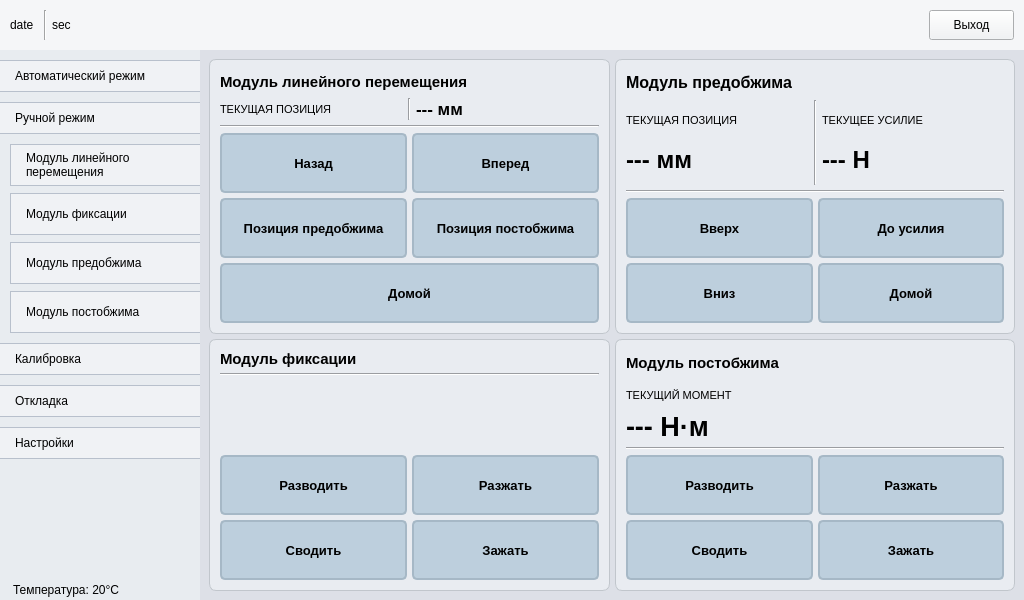
Old version of the form main.ui in the repository petlitsky/rozovproject.
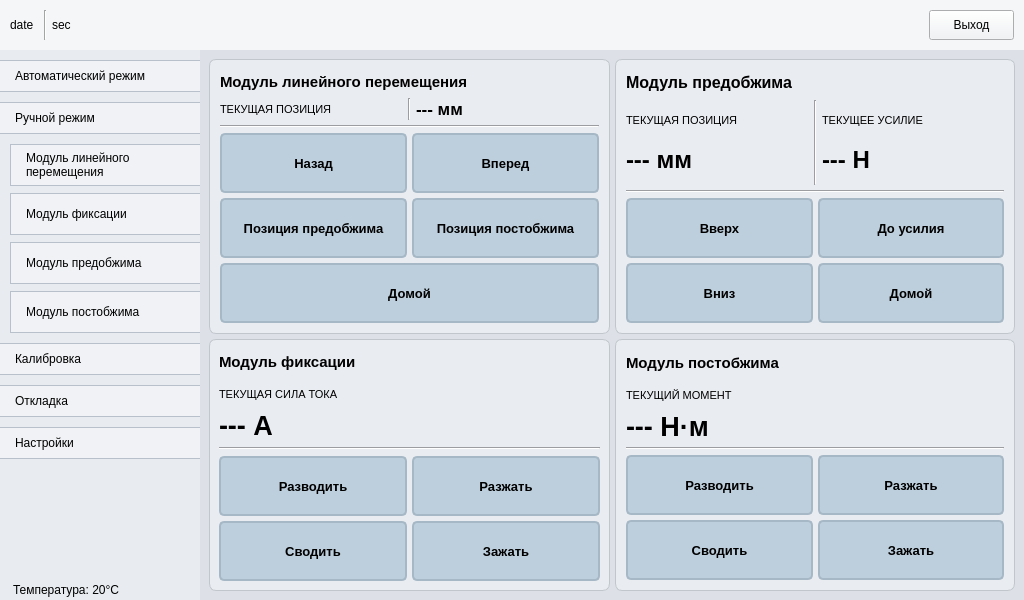
New version of the form. The open tabs and pages were chosen to show the change. Icons and pictures are not drawn.

The edit to the form file:
```diff
--- a/main.ui
+++ b/main.ui
@@ -920,28 +920,13 @@
                    <property name="frameShadow">
                     <enum>QFrame::Shadow::Raised</enum>
                    </property>
-                   <layout class="QVBoxLayout" name="verticalLayout_53">
-                    <property name="spacing">
-                     <number>5</number>
-                    </property>
-                    <property name="leftMargin">
-                     <number>10</number>
-                    </property>
-                    <property name="topMargin">
-                     <number>10</number>
-                    </property>
-                    <property name="rightMargin">
-                     <number>10</number>
-                    </property>
-                    <property name="bottomMargin">
-                     <number>10</number>
-                    </property>
+                   <layout class="QVBoxLayout" name="verticalLayout_34">
                     <item>
                      <widget class="QLabel" name="label_39">
                       <property name="minimumSize">
                        <size>
                         <width>0</width>
-                        <height>0</height>
+                        <height>25</height>
                        </size>
                       </property>
                       <property name="maximumSize">
@@ -961,6 +946,76 @@
                       </property>
                      </widget>
                     </item>
+                    <item>
+                     <widget class="QWidget" name="widget_15" native="true">
+                      <layout class="QVBoxLayout" name="verticalLayout_35">
+                       <property name="spacing">
+                        <number>0</number>
+                       </property>
+                       <property name="leftMargin">
+                        <number>0</number>
+                       </property>
+                       <property name="topMargin">
+                        <number>0</number>
+                       </property>
+                       <property name="rightMargin">
+                        <number>0</number>
+                       </property>
+                       <property name="bottomMargin">
+                        <number>0</number>
+                       </property>
+                       <item>
+                        <widget class="QLabel" name="label_26">
+                         <property name="minimumSize">
+                          <size>
+                           <width>0</width>
+                           <height>27</height>
+                          </size>
+                         </property>
+                         <property name="maximumSize">
+                          <size>
+                           <width>16777215</width>
+                           <height>16777215</height>
+                          </size>
+                         </property>
+                         <property name="font">
+                          <font>
+                           <pointsize>8</pointsize>
+                          </font>
+                         </property>
+                         <property name="focusPolicy">
+                          <enum>Qt::FocusPolicy::ClickFocus</enum>
+                         </property>
+                         <property name="text">
+                          <string>ТЕКУЩАЯ СИЛА ТОКА</string>
+                         </property>
+                        </widget>
+                       </item>
+                       <item>
+                        <widget class="QLabel" name="lblFixCurMan">
+                         <property name="maximumSize">
+                          <size>
+                           <width>16777215</width>
+                           <height>35</height>
+                          </size>
+                         </property>
+                         <property name="font">
+                          <font>
+                           <pointsize>20</pointsize>
+                           <bold>true</bold>
+                          </font>
+                         </property>
+                         <property name="focusPolicy">
+                          <enum>Qt::FocusPolicy::ClickFocus</enum>
+                         </property>
+                         <property name="text">
+                          <string>--- А</string>
+                         </property>
+                        </widget>
+                       </item>
+                      </layout>
+                     </widget>
+                    </item>
                     <item>
                      <widget class="Line" name="line_6">
                       <property name="styleSheet">
@@ -973,19 +1028,6 @@
                       </property>
                      </widget>
                     </item>
-                    <item>
-                     <spacer name="verticalSpacer_4">
-                      <property name="orientation">
-                       <enum>Qt::Orientation::Vertical</enum>
-                      </property>
-                      <property name="sizeHint" stdset="0">
-                       <size>
-                        <width>20</width>
-                        <height>40</height>
-                       </size>
-                      </property>
-                     </spacer>
-                    </item>
                     <item>
                      <widget class="QWidget" name="widget_38" native="true">
                       <property name="maximumSize">
```
Left out of the diff: 209 changed lines with no effect on the pictures.
